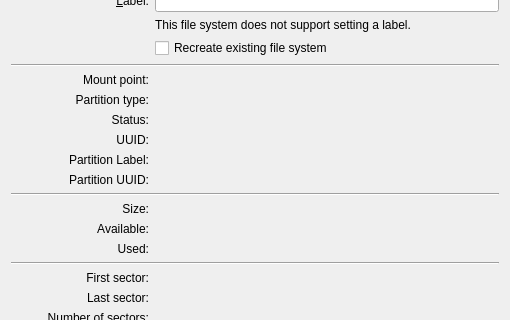
Old version of the form src/gui/partpropswidgetbase.ui in the repository KDE/partitionmanager; both pictures show x 0 to 510 and y 135 to 455 of the 510 by 669 pixel window.
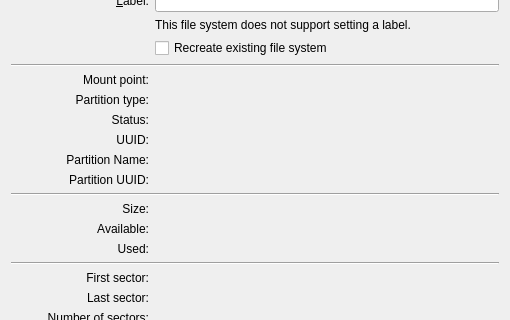
New version of the form. Custom widgets are drawn as their Qt base class.

Commit message: Rename Partition Label to Partition Name

```diff
--- a/src/gui/partpropswidgetbase.ui
+++ b/src/gui/partpropswidgetbase.ui
@@ -359,7 +359,7 @@
    <item row="11" column="0">
     <widget class="QLabel" name="m_LabelTextPartitionLabel">
      <property name="text">
-      <string>Partition Label:</string>
+      <string>Partition Name:</string>
      </property>
      <property name="alignment">
       <set>Qt::AlignRight|Qt::AlignTrailing|Qt::AlignVCenter</set>
```
The commit also changes 1 other file.
